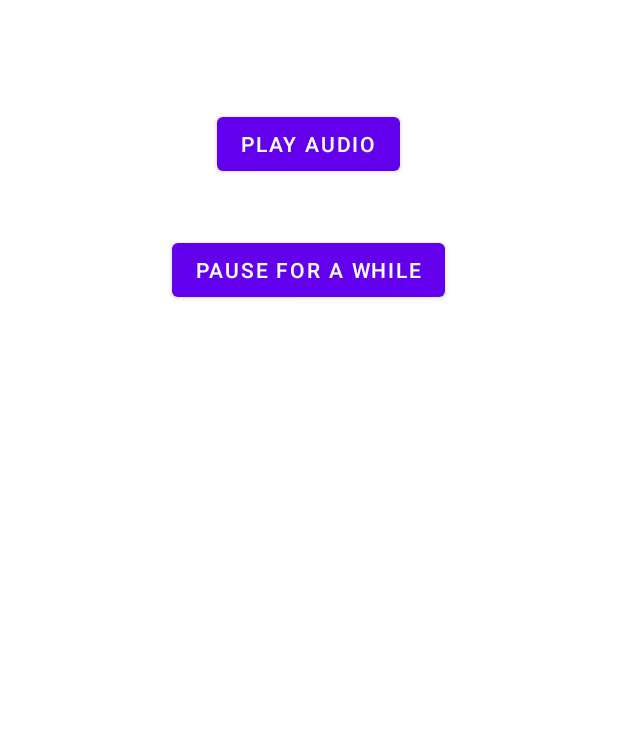
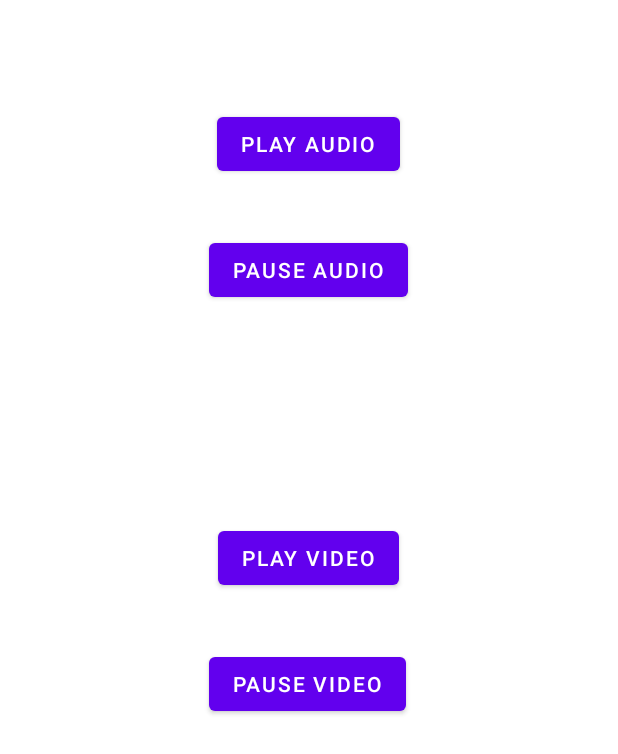
Before and after one commit to xamimran/Mobile_Computing_Progress, an Android app: the layout activity_audio.xml on its own in the app's theme, with its tools: preview values and no code run, on a phone screen of 412 x 824 dp. Shown: the top 754 px of the screen. Run offline under Robolectric (Android 15) with nearby library versions, the phone set to English and light mode, and no system bars.

Commit message:
Adding Video oan Audio Buttons

```diff
--- a/VideoActivity07/app/src/main/res/layout/activity_audio.xml
+++ b/VideoActivity07/app/src/main/res/layout/activity_audio.xml
@@ -5,6 +5,32 @@
     android:layout_width="match_parent"
     android:layout_height="match_parent"
     tools:context=".AudioActivity">
+
+    <Button
+        android:id="@+id/btnPlay2"
+        android:layout_width="wrap_content"
+        android:layout_height="wrap_content"
+        android:layout_marginStart="8dp"
+        android:layout_marginTop="348dp"
+        android:layout_marginEnd="8dp"
+        android:onClick="Play"
+        android:text="Play Video"
+        app:layout_constraintEnd_toEndOf="parent"
+        app:layout_constraintHorizontal_bias="0.498"
+        app:layout_constraintStart_toStartOf="parent"
+        app:layout_constraintTop_toTopOf="parent" />
+
+    <Button
+        android:id="@+id/btnPause2"
+        android:layout_width="wrap_content"
+        android:layout_height="wrap_content"
+        android:layout_marginTop="312dp"
+        android:onClick="Pause"
+        android:text="Pause Video"
+        app:layout_constraintEnd_toEndOf="parent"
+        app:layout_constraintHorizontal_bias="0.497"
+        app:layout_constraintStart_toStartOf="parent"
+        app:layout_constraintTop_toBottomOf="@+id/btnPlay" />
 
     <Button
         android:id="@+id/btnPlay"
@@ -26,7 +52,7 @@
         android:layout_height="wrap_content"
         android:layout_marginTop="36dp"
         android:onClick="Pause"
-        android:text="Pause For a while"
+        android:text="Pause Audio"
         app:layout_constraintEnd_toEndOf="parent"
         app:layout_constraintHorizontal_bias="0.498"
         app:layout_constraintStart_toStartOf="parent"
```
